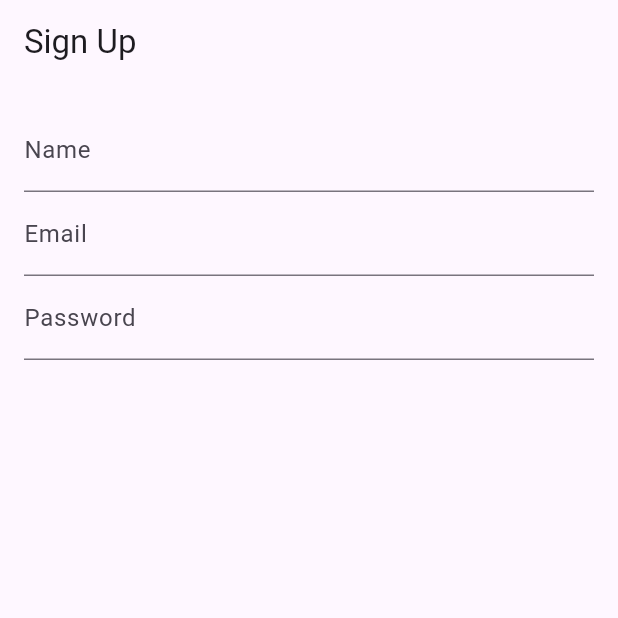
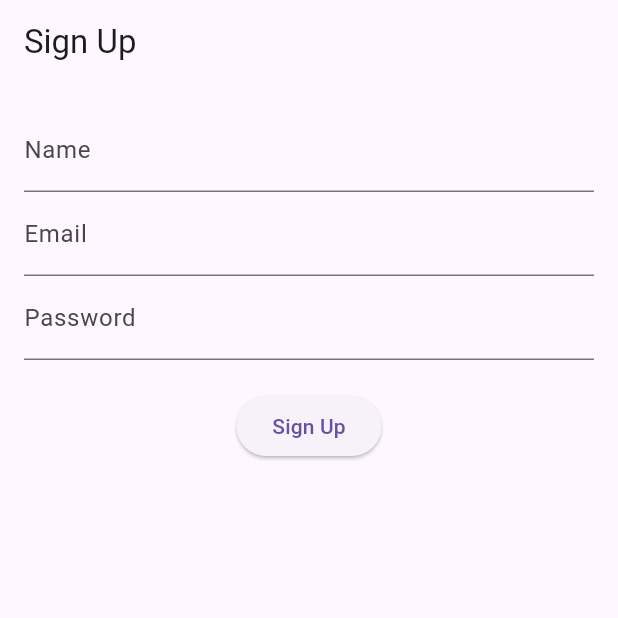
Before and after one commit to PisethChuon/khmervie, a Flutter app: the screen it shows after launch, on a phone screen of 412 x 824 dp, the top half of it. Run offline on Flutter 3.47's test engine with Material 3 defaults, Android fonts, the phone set to English and light mode, and no system bars; our stand-ins replace get, local_auth.

Commit message:
register

```diff
--- a/lib/login/register.dart
+++ b/lib/login/register.dart
@@ -62,22 +62,33 @@ class _SignUpScreenState extends State<SignUpScreen> {
       appBar: AppBar(
         title: const Text('Sign Up'),
       ),
-      body: const Padding(
+      body: Padding(
         padding: EdgeInsets.all(16.0),
         child: Column(
           children: [
             // Name
             TextField(
+              controller: _nameController,
               decoration: InputDecoration(labelText: 'Name'),
             ),
             // Email
             TextField(
+              controller: _emailController,
               decoration: InputDecoration(labelText: 'Email'),
             ),
 
             // Password
             TextField(
+              controller: _passwordController,
               decoration: InputDecoration(labelText: 'Password'),
+              obscureText: true,
+            ),
+            SizedBox(
+              height: 20,
+            ),
+            ElevatedButton(
+              onPressed: _signup,
+              child: Text('Sign Up'),
             ),
           ],
         ),
```
